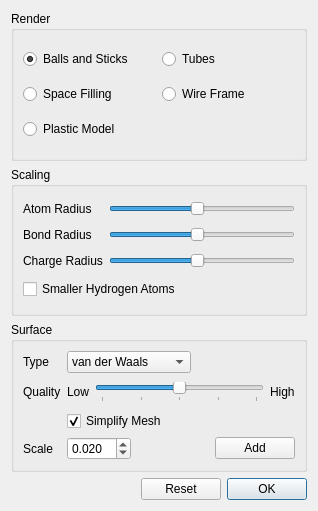
Old version of the form src/Configurator/MoleculeConfigurator.ui in the repository nutjunkie/IQmol.
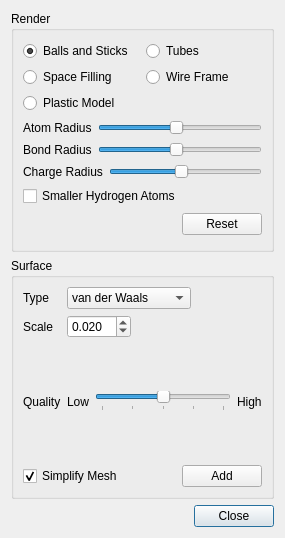
New version of the form.

The edit to the form file:
```diff
--- a/src/Configurator/MoleculeConfigurator.ui
+++ b/src/Configurator/MoleculeConfigurator.ui
@@ -6,8 +6,8 @@
    <rect>
     <x>0</x>
     <y>0</y>
-    <width>318</width>
-    <height>511</height>
+    <width>285</width>
+    <height>538</height>
    </rect>
   </property>
   <property name="windowTitle">
@@ -16,12 +16,14 @@
   <property name="sizeGripEnabled">
    <bool>false</bool>
   </property>
-  <layout class="QVBoxLayout" name="verticalLayout">
+  <layout class="QVBoxLayout" name="verticalLayout_3">
    <item>
     <widget class="QGroupBox" name="groupBox">
      <property name="title">
       <string>Render</string>
      </property>
+     <layout class="QVBoxLayout" name="verticalLayout">
+      <item>
      <layout class="QGridLayout" name="gridLayout_2">
       <item row="0" column="0">
        <widget class="QRadioButton" name="ballsAndSticks">
@@ -62,22 +64,17 @@
        </widget>
       </item>
      </layout>
-    </widget>
    </item>
    <item>
-    <widget class="QGroupBox" name="groupBox_2">
-     <property name="title">
-      <string>Scaling</string>
-     </property>
-     <layout class="QGridLayout" name="gridLayout">
-      <item row="0" column="0">
+       <layout class="QHBoxLayout" name="horizontalLayout_4">
+        <item>
        <widget class="QLabel" name="label_12">
         <property name="text">
          <string>Atom Radius</string>
         </property>
        </widget>
       </item>
-      <item row="0" column="1">
+        <item>
        <widget class="QSlider" name="atomRadiusScale">
         <property name="minimum">
          <number>1</number>
@@ -96,14 +93,18 @@
         </property>
        </widget>
       </item>
-      <item row="1" column="0">
+       </layout>
+      </item>
+      <item>
+       <layout class="QHBoxLayout" name="horizontalLayout_5">
+        <item>
        <widget class="QLabel" name="label_13">
         <property name="text">
          <string>Bond Radius</string>
         </property>
        </widget>
       </item>
-      <item row="1" column="1">
+        <item>
        <widget class="QSlider" name="bondRadiusScale">
         <property name="minimum">
          <number>1</number>
@@ -122,14 +123,18 @@
         </property>
        </widget>
       </item>
-      <item row="2" column="0">
+       </layout>
+      </item>
+      <item>
+       <layout class="QHBoxLayout" name="horizontalLayout_7">
+        <item>
        <widget class="QLabel" name="label_14">
         <property name="text">
          <string>Charge Radius</string>
         </property>
        </widget>
       </item>
-      <item row="2" column="1">
+        <item>
        <widget class="QSlider" name="chargeRadiusScale">
         <property name="minimum">
          <number>1</number>
@@ -148,7 +153,11 @@
         </property>
        </widget>
       </item>
-      <item row="3" column="0" colspan="2">
+       </layout>
+      </item>
+      <item>
+       <layout class="QHBoxLayout" name="horizontalLayout_8">
+        <item>
        <widget class="QCheckBox" name="smallerHydrogens">
         <property name="text">
          <string>Smaller Hydrogen Atoms</string>
@@ -156,6 +165,32 @@
        </widget>
       </item>
      </layout>
+      </item>
+      <item>
+       <layout class="QHBoxLayout" name="horizontalLayout_9">
+        <item>
+         <spacer name="horizontalSpacer_4">
+          <property name="orientation">
+           <enum>Qt::Horizontal</enum>
+          </property>
+          <property name="sizeHint" stdset="0">
+           <size>
+            <width>40</width>
+            <height>20</height>
+           </size>
+          </property>
+         </spacer>
+        </item>
+        <item>
+         <widget class="QPushButton" name="resetButton">
+          <property name="text">
+           <string>Reset</string>
+          </property>
+         </widget>
+        </item>
+       </layout>
+      </item>
+     </layout>
     </widget>
    </item>
    <item>
@@ -163,7 +198,9 @@
      <property name="title">
       <string>Surface</string>
      </property>
-     <layout class="QGridLayout" name="gridLayout_3">
+     <layout class="QVBoxLayout" name="verticalLayout_2">
+      <item>
+       <layout class="QGridLayout" name="gridLayout">
       <item row="0" column="0">
        <widget class="QLabel" name="label">
         <property name="text">
@@ -219,13 +256,62 @@
        </layout>
       </item>
       <item row="1" column="0">
+         <widget class="QLabel" name="surfaceLabel">
+          <property name="text">
+           <string>Scale</string>
+          </property>
+         </widget>
+        </item>
+        <item row="1" column="1">
+         <layout class="QHBoxLayout" name="horizontalLayout">
+          <item>
+           <widget class="QDoubleSpinBox" name="isovalueSpin">
+            <property name="enabled">
+             <bool>true</bool>
+            </property>
+            <property name="decimals">
+             <number>3</number>
+            </property>
+            <property name="minimum">
+             <double>0.001000000000000</double>
+            </property>
+            <property name="maximum">
+             <double>99.998999999999995</double>
+            </property>
+            <property name="singleStep">
+             <double>0.001000000000000</double>
+            </property>
+            <property name="value">
+             <double>0.020000000000000</double>
+            </property>
+           </widget>
+          </item>
+          <item>
+           <spacer name="horizontalSpacer_3">
+            <property name="orientation">
+             <enum>Qt::Horizontal</enum>
+            </property>
+            <property name="sizeType">
+             <enum>QSizePolicy::Expanding</enum>
+            </property>
+            <property name="sizeHint" stdset="0">
+             <size>
+              <width>40</width>
+              <height>20</height>
+             </size>
+            </property>
+           </spacer>
+          </item>
+         </layout>
+        </item>
+        <item row="2" column="0">
        <widget class="QLabel" name="surfaceLabel_2">
         <property name="text">
          <string>Quality</string>
         </property>
        </widget>
       </item>
-      <item row="1" column="1">
+        <item row="2" column="1">
        <layout class="QHBoxLayout" name="horizontalLayout_6">
         <item>
          <widget class="QLabel" name="label_5">
@@ -271,63 +357,11 @@
         </item>
        </layout>
       </item>
-      <item row="3" column="0">
-       <widget class="QLabel" name="surfaceLabel">
-        <property name="text">
-         <string>Scale</string>
-        </property>
-       </widget>
-      </item>
-      <item row="3" column="1">
-       <layout class="QHBoxLayout" name="horizontalLayout">
-        <item>
-         <widget class="QDoubleSpinBox" name="isovalueSpin">
-          <property name="enabled">
-           <bool>true</bool>
-          </property>
-          <property name="decimals">
-           <number>3</number>
-          </property>
-          <property name="minimum">
-           <double>0.001000000000000</double>
-          </property>
-          <property name="maximum">
-           <double>99.998999999999995</double>
-          </property>
-          <property name="singleStep">
-           <double>0.001000000000000</double>
-          </property>
-          <property name="value">
-           <double>0.020000000000000</double>
-          </property>
-         </widget>
-        </item>
-        <item>
-         <spacer name="horizontalSpacer_3">
-          <property name="orientation">
-           <enum>Qt::Horizontal</enum>
-          </property>
-          <property name="sizeType">
-           <enum>QSizePolicy::Expanding</enum>
-          </property>
-          <property name="sizeHint" stdset="0">
-           <size>
-            <width>40</width>
-            <height>20</height>
-           </size>
-          </property>
-         </spacer>
-        </item>
-        <item>
-         <widget class="QPushButton" name="addButton">
-          <property name="text">
-           <string>Add</string>
-          </property>
-         </widget>
-        </item>
        </layout>
       </item>
-      <item row="2" column="1">
+      <item>
+       <layout class="QHBoxLayout" name="horizontalLayout_10">
+        <item>
        <widget class="QCheckBox" name="simplifyMeshCheckBox">
         <property name="text">
          <string>Simplify Mesh</string>
@@ -337,6 +371,28 @@
         </property>
        </widget>
       </item>
+        <item>
+         <spacer name="horizontalSpacer_5">
+          <property name="orientation">
+           <enum>Qt::Horizontal</enum>
+          </property>
+          <property name="sizeHint" stdset="0">
+           <size>
+            <width>40</width>
+            <height>20</height>
+           </size>
+          </property>
+         </spacer>
+        </item>
+        <item>
+         <widget class="QPushButton" name="addButton">
+          <property name="text">
+           <string>Add</string>
+          </property>
+         </widget>
+        </item>
+       </layout>
+      </item>
      </layout>
     </widget>
    </item>
@@ -355,17 +411,10 @@
        </property>
       </spacer>
      </item>
-     <item>
-      <widget class="QPushButton" name="resetButton">
-       <property name="text">
-        <string>Reset</string>
-       </property>
-      </widget>
-     </item>
      <item>
       <widget class="QPushButton" name="okButton">
        <property name="text">
-        <string>OK</string>
+        <string>Close</string>
        </property>
        <property name="default">
         <bool>true</bool>
```
Left out of the diff: 20 changed lines with no effect on the pictures. Lines whose indentation alone changed are shown as unchanged.
